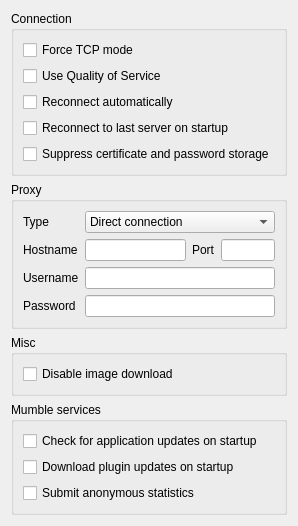
This is src/mumble/NetworkConfig.ui in mumble-voip/mumble as Qt 5 draws it before an edit. The edited form follows.
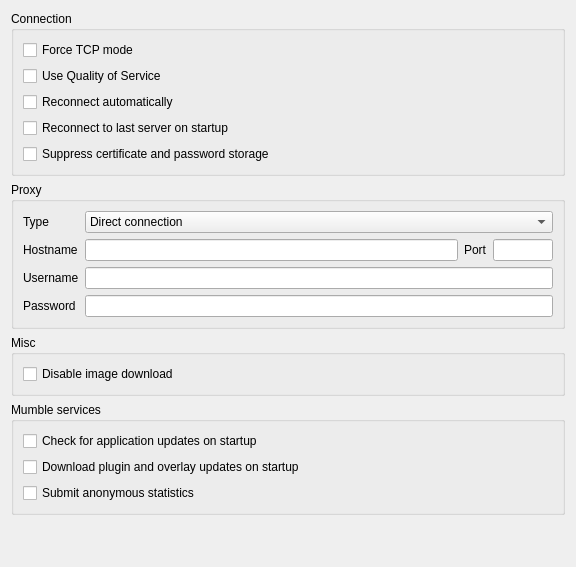
This is the edited form.

Commit message: Auto-updating overlay installer on Mac OS X.

Patch:
```diff
--- a/src/mumble/NetworkConfig.ui
+++ b/src/mumble/NetworkConfig.ui
@@ -6,8 +6,8 @@
    <rect>
     <x>0</x>
     <y>0</y>
-    <width>283</width>
-    <height>438</height>
+    <width>576</width>
+    <height>567</height>
    </rect>
   </property>
   <property name="windowTitle">
@@ -323,7 +323,7 @@
          <string>This will check for new releases of plugins every time you start the program, and download them automatically.</string>
         </property>
         <property name="text">
-         <string>Download plugin updates on startup</string>
+         <string>Download plugin and overlay updates on startup</string>
         </property>
        </widget>
       </item>
```
The commit also changes 13 other files.
